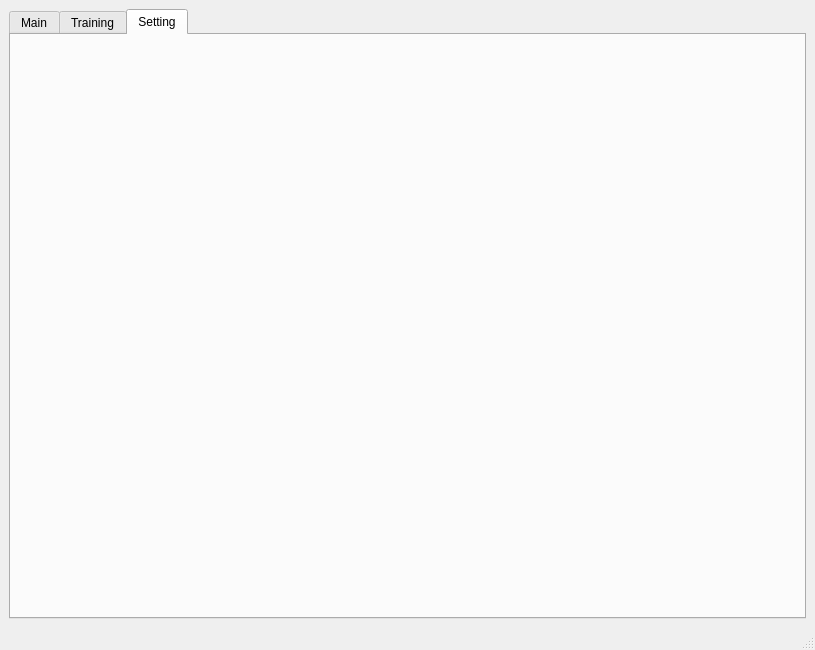
This is UI/MainWindow.ui in Neptune27/FaceHandReg as Qt 5 draws it before an edit. The edited form follows.
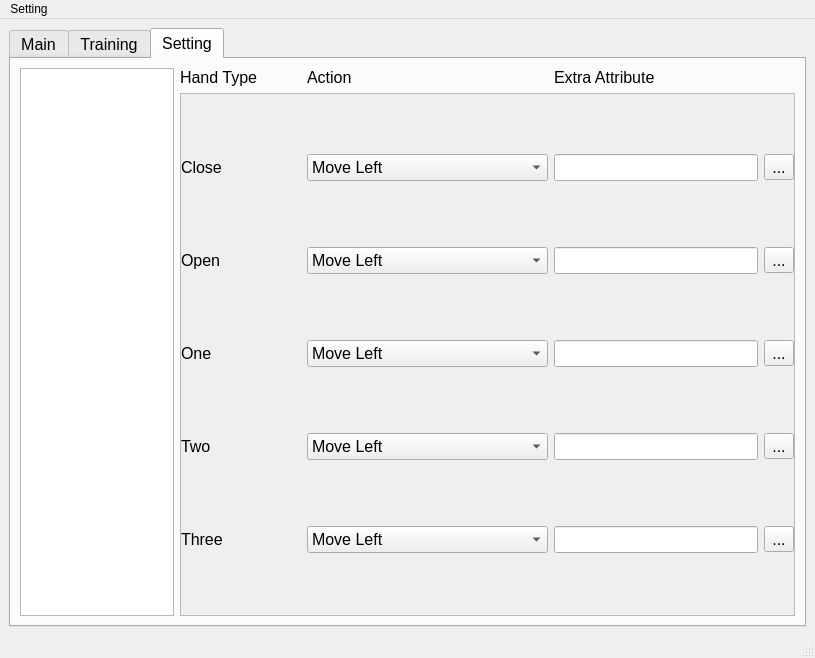
This is the edited form. The open tabs and pages were chosen to show the change.

```diff
--- a/UI/MainWindow.ui
+++ b/UI/MainWindow.ui
@@ -17,6 +17,11 @@
    <layout class="QHBoxLayout" name="horizontalLayout">
     <item>
      <widget class="QTabWidget" name="tabWidget">
+      <property name="font">
+       <font>
+        <pointsize>12</pointsize>
+       </font>
+      </property>
       <property name="currentIndex">
        <number>1</number>
       </property>
@@ -140,7 +145,472 @@
        <attribute name="title">
         <string>Setting</string>
        </attribute>
-       <layout class="QVBoxLayout" name="verticalLayout_2"/>
+       <layout class="QHBoxLayout" name="horizontalLayout_6" stretch="1,4">
+        <item>
+         <widget class="QListWidget" name="personWidget">
+          <property name="font">
+           <font>
+            <pointsize>12</pointsize>
+           </font>
+          </property>
+         </widget>
+        </item>
+        <item>
+         <layout class="QVBoxLayout" name="verticalLayout_3" stretch="0,1">
+          <item>
+           <layout class="QHBoxLayout" name="horizontalLayout_7" stretch="1,2,2">
+            <item>
+             <widget class="QLabel" name="label_2">
+              <property name="font">
+               <font>
+                <pointsize>12</pointsize>
+               </font>
+              </property>
+              <property name="text">
+               <string>Hand Type</string>
+              </property>
+             </widget>
+            </item>
+            <item>
+             <widget class="QLabel" name="label">
+              <property name="font">
+               <font>
+                <pointsize>12</pointsize>
+               </font>
+              </property>
+              <property name="text">
+               <string>Action</string>
+              </property>
+             </widget>
+            </item>
+            <item>
+             <widget class="QLabel" name="label_3">
+              <property name="font">
+               <font>
+                <pointsize>12</pointsize>
+               </font>
+              </property>
+              <property name="text">
+               <string>Extra Attribute</string>
+              </property>
+             </widget>
+            </item>
+           </layout>
+          </item>
+          <item>
+           <widget class="QScrollArea" name="scrollArea">
+            <property name="font">
+             <font>
+              <pointsize>12</pointsize>
+             </font>
+            </property>
+            <property name="widgetResizable">
+             <bool>true</bool>
+            </property>
+            <widget class="QWidget" name="scrollAreaWidgetContents_2">
+             <property name="geometry">
+              <rect>
+               <x>0</x>
+               <y>0</y>
+               <width>610</width>
+               <height>503</height>
+              </rect>
+             </property>
+             <layout class="QVBoxLayout" name="verticalLayout_4">
+              <property name="leftMargin">
+               <number>0</number>
+              </property>
+              <property name="topMargin">
+               <number>0</number>
+              </property>
+              <property name="rightMargin">
+               <number>0</number>
+              </property>
+              <property name="bottomMargin">
+               <number>0</number>
+              </property>
+              <item>
+               <layout class="QHBoxLayout" name="horizontalLayout_8" stretch="1,2,2">
+                <item>
+                 <widget class="QLabel" name="label_4">
+                  <property name="font">
+                   <font>
+                    <pointsize>12</pointsize>
+                   </font>
+                  </property>
+                  <property name="text">
+                   <string>Close</string>
+                  </property>
+                 </widget>
+                </item>
+                <item>
+                 <widget class="QComboBox" name="closeCB">
+                  <property name="font">
+                   <font>
+                    <pointsize>12</pointsize>
+                   </font>
+                  </property>
+                  <item>
+                   <property name="text">
+                    <string>Move Left</string>
+                   </property>
+                  </item>
+                  <item>
+                   <property name="text">
+                    <string>Move Right</string>
+                   </property>
+                  </item>
+                  <item>
+                   <property name="text">
+                    <string>Move Up</string>
+                   </property>
+                  </item>
+                  <item>
+                   <property name="text">
+                    <string>Move Down</string>
+                   </property>
+                  </item>
+                  <item>
+                   <property name="text">
+                    <string>Open</string>
+                   </property>
+                  </item>
+                 </widget>
+                </item>
+                <item>
+                 <layout class="QHBoxLayout" name="horizontalLayout_3">
+                  <item>
+                   <widget class="QLineEdit" name="closeLE">
+                    <property name="font">
+                     <font>
+                      <pointsize>12</pointsize>
+                     </font>
+                    </property>
+                   </widget>
+                  </item>
+                  <item>
+                   <widget class="QToolButton" name="closeOB">
+                    <property name="font">
+                     <font>
+                      <pointsize>12</pointsize>
+                     </font>
+                    </property>
+                    <property name="text">
+                     <string>...</string>
+                    </property>
+                   </widget>
+                  </item>
+                 </layout>
+                </item>
+               </layout>
+              </item>
+              <item>
+               <layout class="QHBoxLayout" name="horizontalLayout_17" stretch="1,2,2">
+                <item>
+                 <widget class="QLabel" name="label_13">
+                  <property name="font">
+                   <font>
+                    <pointsize>12</pointsize>
+                   </font>
+                  </property>
+                  <property name="text">
+                   <string>Open</string>
+                  </property>
+                 </widget>
+                </item>
+                <item>
+                 <widget class="QComboBox" name="openCB">
+                  <property name="font">
+                   <font>
+                    <pointsize>12</pointsize>
+                   </font>
+                  </property>
+                  <item>
+                   <property name="text">
+                    <string>Move Left</string>
+                   </property>
+                  </item>
+                  <item>
+                   <property name="text">
+                    <string>Move Right</string>
+                   </property>
+                  </item>
+                  <item>
+                   <property name="text">
+                    <string>Move Up</string>
+                   </property>
+                  </item>
+                  <item>
+                   <property name="text">
+                    <string>Move Down</string>
+                   </property>
+                  </item>
+                  <item>
+                   <property name="text">
+                    <string>Open</string>
+                   </property>
+                  </item>
+                 </widget>
+                </item>
+                <item>
+                 <layout class="QHBoxLayout" name="horizontalLayout_9">
+                  <item>
+                   <widget class="QLineEdit" name="openLE">
+                    <property name="font">
+                     <font>
+                      <pointsize>12</pointsize>
+                     </font>
+                    </property>
+                   </widget>
+                  </item>
+                  <item>
+                   <widget class="QToolButton" name="openOB">
+                    <property name="font">
+                     <font>
+                      <pointsize>12</pointsize>
+                     </font>
+                    </property>
+                    <property name="text">
+                     <string>...</string>
+                    </property>
+                   </widget>
+                  </item>
+                 </layout>
+                </item>
+               </layout>
+              </item>
+              <item>
+               <layout class="QHBoxLayout" name="horizontalLayout_16" stretch="1,2,2">
+                <item>
+                 <widget class="QLabel" name="label_12">
+                  <property name="font">
+                   <font>
+                    <pointsize>12</pointsize>
+                   </font>
+                  </property>
+                  <property name="text">
+                   <string>One</string>
+                  </property>
+                 </widget>
+                </item>
+                <item>
+                 <widget class="QComboBox" name="oneCB">
+                  <property name="font">
+                   <font>
+                    <pointsize>12</pointsize>
+                   </font>
+                  </property>
+                  <item>
+                   <property name="text">
+                    <string>Move Left</string>
+                   </property>
+                  </item>
+                  <item>
+                   <property name="text">
+                    <string>Move Right</string>
+                   </property>
+                  </item>
+                  <item>
+                   <property name="text">
+                    <string>Move Up</string>
+                   </property>
+                  </item>
+                  <item>
+                   <property name="text">
+                    <string>Move Down</string>
+                   </property>
+                  </item>
+                  <item>
+                   <property name="text">
+                    <string>Open</string>
+                   </property>
+                  </item>
+                 </widget>
+                </item>
+                <item>
+                 <layout class="QHBoxLayout" name="horizontalLayout_11">
+                  <item>
+                   <widget class="QLineEdit" name="oneLE">
+                    <property name="font">
+                     <font>
+                      <pointsize>12</pointsize>
+                     </font>
+                    </property>
+                   </widget>
+                  </item>
+                  <item>
+                   <widget class="QToolButton" name="oneOB">
+                    <property name="font">
+                     <font>
+                      <pointsize>12</pointsize>
+                     </font>
+                    </property>
+                    <property name="text">
+                     <string>...</string>
+                    </property>
+                   </widget>
+                  </item>
+                 </layout>
+                </item>
+               </layout>
+              </item>
+              <item>
+               <layout class="QHBoxLayout" name="horizontalLayout_15" stretch="1,2,2">
+                <item>
+                 <widget class="QLabel" name="label_11">
+                  <property name="font">
+                   <font>
+                    <pointsize>12</pointsize>
+                   </font>
+                  </property>
+                  <property name="text">
+                   <string>Two</string>
+                  </property>
+                 </widget>
+                </item>
+                <item>
+                 <widget class="QComboBox" name="twoCB">
+                  <property name="font">
+                   <font>
+                    <pointsize>12</pointsize>
+                   </font>
+                  </property>
+                  <item>
+                   <property name="text">
+                    <string>Move Left</string>
+                   </property>
+                  </item>
+                  <item>
+                   <property name="text">
+                    <string>Move Right</string>
+                   </property>
+                  </item>
+                  <item>
+                   <property name="text">
+                    <string>Move Up</string>
+                   </property>
+                  </item>
+                  <item>
+                   <property name="text">
+                    <string>Move Down</string>
+                   </property>
+                  </item>
+                  <item>
+                   <property name="text">
+                    <string>Open</string>
+                   </property>
+                  </item>
+                 </widget>
+                </item>
+                <item>
+                 <layout class="QHBoxLayout" name="horizontalLayout_12">
+                  <item>
+                   <widget class="QLineEdit" name="twoLE">
+                    <property name="font">
+                     <font>
+                      <pointsize>12</pointsize>
+                     </font>
+                    </property>
+                   </widget>
+                  </item>
+                  <item>
+                   <widget class="QToolButton" name="twoOB">
+                    <property name="font">
+                     <font>
+                      <pointsize>12</pointsize>
+                     </font>
+                    </property>
+                    <property name="text">
+                     <string>...</string>
+                    </property>
+                   </widget>
+                  </item>
+                 </layout>
+                </item>
+               </layout>
+              </item>
+              <item>
+               <layout class="QHBoxLayout" name="horizontalLayout_14" stretch="1,2,2">
+                <item>
+                 <widget class="QLabel" name="label_10">
+                  <property name="font">
+                   <font>
+                    <pointsize>12</pointsize>
+                   </font>
+                  </property>
+                  <property name="text">
+                   <string>Three</string>
+                  </property>
+                 </widget>
+                </item>
+                <item>
+                 <widget class="QComboBox" name="threeCB">
+                  <property name="font">
+                   <font>
+                    <pointsize>12</pointsize>
+                   </font>
+                  </property>
+                  <item>
+                   <property name="text">
+                    <string>Move Left</string>
+                   </property>
+                  </item>
+                  <item>
+                   <property name="text">
+                    <string>Move Right</string>
+                   </property>
+                  </item>
+                  <item>
+                   <property name="text">
+                    <string>Move Up</string>
+                   </property>
+                  </item>
+                  <item>
+                   <property name="text">
+                    <string>Move Down</string>
+                   </property>
+                  </item>
+                  <item>
+                   <property name="text">
+                    <string>Open</string>
+                   </property>
+                  </item>
+                 </widget>
+                </item>
+                <item>
+                 <layout class="QHBoxLayout" name="horizontalLayout_10">
+                  <item>
+                   <widget class="QLineEdit" name="threeLE">
+                    <property name="font">
+                     <font>
+                      <pointsize>12</pointsize>
+                     </font>
+                    </property>
+                   </widget>
+                  </item>
+                  <item>
+                   <widget class="QToolButton" name="threeOB">
+                    <property name="font">
+                     <font>
+                      <pointsize>12</pointsize>
+                     </font>
+                    </property>
+                    <property name="text">
+                     <string>...</string>
+                    </property>
+                   </widget>
+                  </item>
+                 </layout>
+                </item>
+               </layout>
+              </item>
+             </layout>
+            </widget>
+           </widget>
+          </item>
+         </layout>
+        </item>
+       </layout>
       </widget>
      </widget>
     </item>
@@ -155,6 +625,14 @@
      <height>22</height>
     </rect>
    </property>
+   <widget class="QMenu" name="menuSetting">
+    <property name="title">
+     <string>Setting</string>
+    </property>
+    <addaction name="actionSave"/>
+    <addaction name="actionAdd_New_Person"/>
+   </widget>
+   <addaction name="menuSetting"/>
   </widget>
   <widget class="QStatusBar" name="statusbar"/>
  </widget>
```
Left out of the diff: 27 changed lines with no effect on the pictures.
